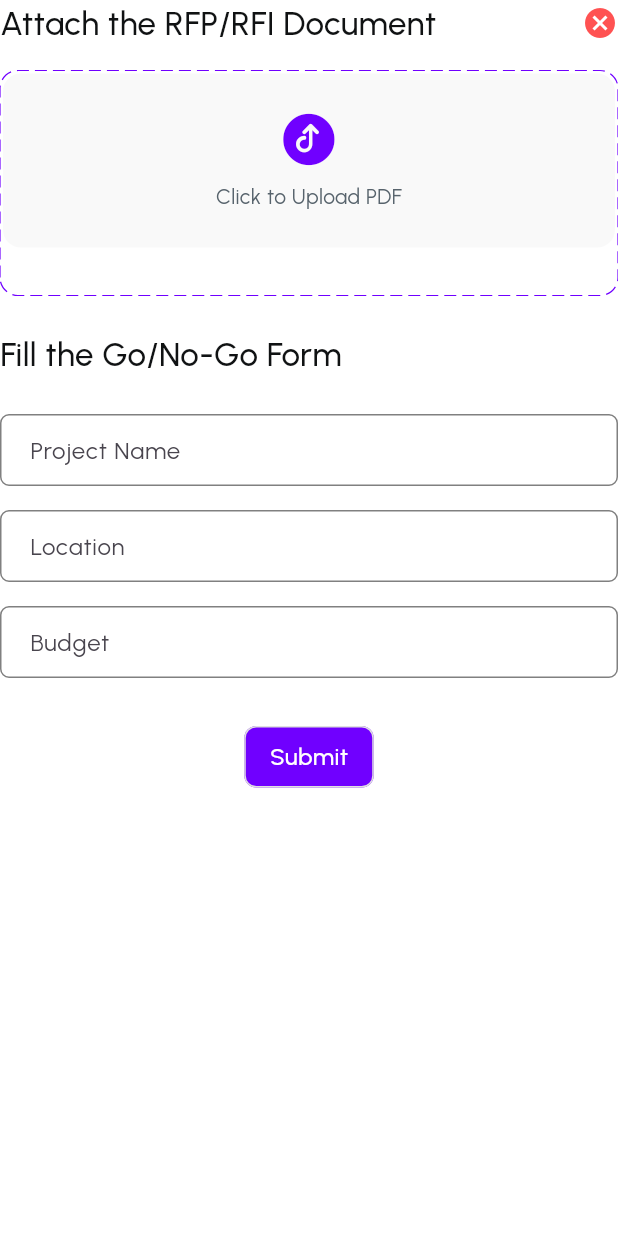
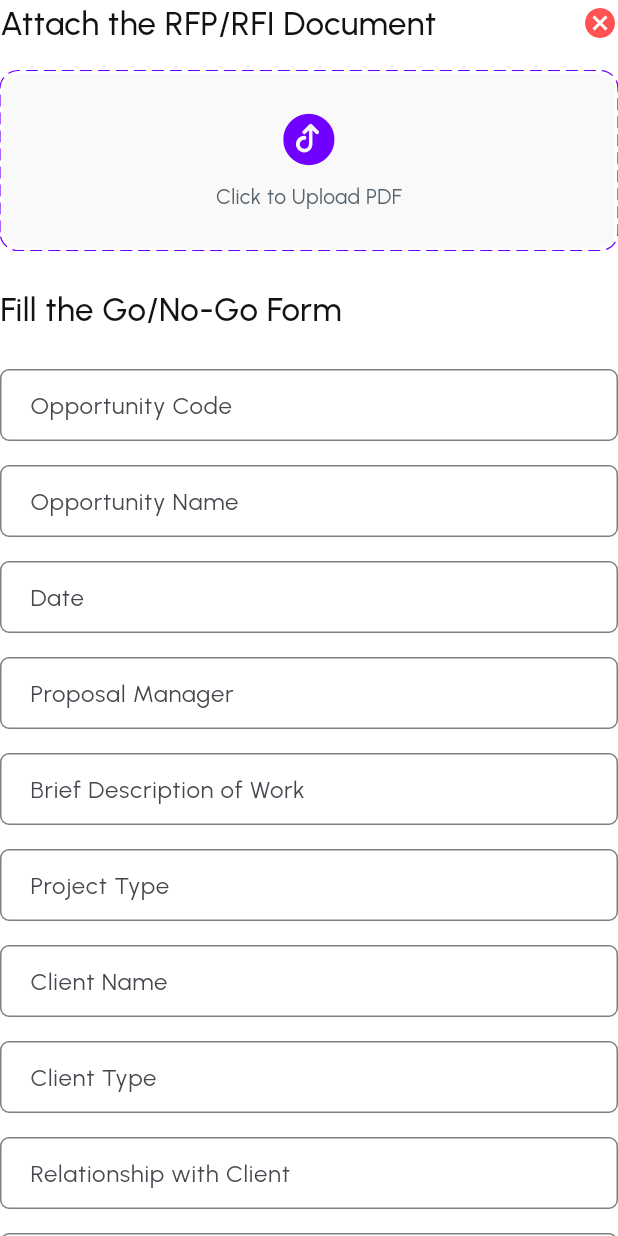
Before and after one commit to DebdaruDG/JasaraPOC, a Flutter app: the AddRFIDocumentPage widget shown alone on an empty page, opened directly, on a phone screen of 412 x 824 dp. Run offline on Flutter 3.47's test engine with Material 3 defaults, Android fonts, the phone set to English and light mode, and no system bars; drawn by our look-alikes of dotted_border; our stand-ins replace cloud_firestore, file_picker, firebase_core, flutter_svg, percent_indicator; missing offline and left inert: dart:html; accounts and stored records are empty.

Commit message:
Updated new Fields and Designs

```diff
--- a/lib/views/criterias/criterias_list.dart
+++ b/lib/views/criterias/criterias_list.dart
@@ -204,8 +204,7 @@ class _CriteriasListState extends State<CriteriasList> {
                                       final path = result.files.single.path;
                                       final originalName =
                                           result.files.single.name;
-                                      if (path != null &&
-                                          originalName != null) {
+                                      if (path != null) {
                                         dialogSetState(() {
                                           // Find the first null slot in files list
                                           final index = data.files.indexWhere(
--- a/lib/views/rfis/add_rfi_flow.dart
+++ b/lib/views/rfis/add_rfi_flow.dart
@@ -34,7 +34,7 @@ class _AddRFIDocumentPageState extends State<AddRFIDocumentPage> {
       create: (_) => HomePageProvider(),
       child: Consumer<HomePageProvider>(
         builder: (context, provider, _) {
-          final fields = [
+          final threeFields = [
             AppTextField(
               label: "Project Name",
               controller: provider.controllers['project_name']!,
@@ -46,6 +46,62 @@ class _AddRFIDocumentPageState extends State<AddRFIDocumentPage> {
             AppTextField(
               label: "Budget",
               controller: provider.controllers['budget']!,
+            ),
+          ];
+
+          // New thirteen fields
+          final thirteenFields = [
+            AppTextField(
+              label: "Opportunity Code",
+              controller: provider.controllers['opportunityCode']!,
+            ),
+            AppTextField(
+              label: "Opportunity Name",
+              controller: provider.controllers['opportunityName']!,
+            ),
+            AppTextField(
+              label: "Date",
+              controller: provider.controllers['date']!,
+            ),
+            AppTextField(
+              label: "Proposal Manager",
+              controller: provider.controllers['proposalManager']!,
+            ),
+            AppTextField(
+              label: "Brief Description of Work",
+              controller: provider.controllers['description']!,
+            ),
+            AppTextField(
+              label: "Project Type",
+              controller: provider.controllers['projectType']!,
+            ),
+            AppTextField(
+              label: "Client Name",
+              controller: provider.controllers['clientName']!,
+            ),
+            AppTextField(
+              label: "Client Type",
+              controller: provider.controllers['clientType']!,
+            ),
+            AppTextField(
+              label: "Relationship with Client",
+              controller: provider.controllers['relationship']!,
+            ),
+            AppTextField(
+              label: "Submission Date",
+              controller: provider.controllers['submissionDate']!,
+            ),
+            AppTextField(
+              label: "Bidding Criteria",
+              controller: provider.controllers['biddingCriteria']!,
+            ),
+            AppTextField(
+              label: "Is it a Targeted Proposal?",
+              controller: provider.controllers['isTargeted']!,
+            ),
+            AppTextField(
+              label: "Comments",
+              controller: provider.controllers['comments']!,
             ),
           ];
 
@@ -89,12 +145,13 @@ class _AddRFIDocumentPageState extends State<AddRFIDocumentPage> {
                   Wrap(
                     spacing: 16,
                     runSpacing: 16,
+                    alignment: WrapAlignment.spaceBetween,
                     children:
-                        fields.map((field) {
+                        thirteenFields.map((field) {
                           return SizedBox(
                             width:
                                 isWide
-                                    ? MediaQuery.of(context).size.width * 0.35
+                                    ? MediaQuery.of(context).size.width * 0.3
                                     : double.infinity,
                             child: field,
                           );
@@ -177,7 +234,7 @@ class _AddRFIDocumentPageState extends State<AddRFIDocumentPage> {
   ) {
     return SizedBox(
       width: double.infinity, // Ensure it takes available width
-      height: 150, // Set a minimum height to ensure hit-testable area
+      height: 120, // Set a minimum height to ensure hit-testable area
       child: DragTarget<Object>(
         onWillAcceptWithDetails: (details) {
           provider.setDragOver(true);
--- a/lib/widgets/add_rfi_document_modal.dart
+++ b/lib/widgets/add_rfi_document_modal.dart
@@ -11,11 +11,14 @@ void showAddRFIModal(BuildContext context) {
         shape: RoundedRectangleBorder(borderRadius: BorderRadius.circular(16)),
         insetPadding: const EdgeInsets.all(24),
         child: Container(
-          width: MediaQuery.of(context).size.width * 0.85,
+          width: MediaQuery.of(context).size.width * 0.65,
           constraints: BoxConstraints(
-            maxHeight: MediaQuery.of(context).size.height * 0.9,
+            maxHeight: MediaQuery.of(context).size.height * 0.95,
           ),
-          decoration: BoxDecoration(color: JasaraPalette.scaffoldBackground),
+          decoration: BoxDecoration(
+            color: JasaraPalette.white,
+            borderRadius: BorderRadius.all(Radius.circular(12)),
+          ),
           padding: const EdgeInsets.all(16),
           child: const AddRFIDocumentPage(),
         ),
```
